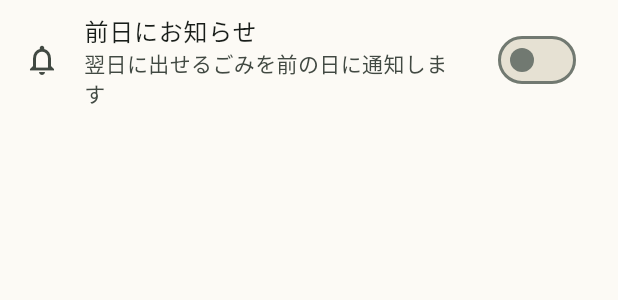
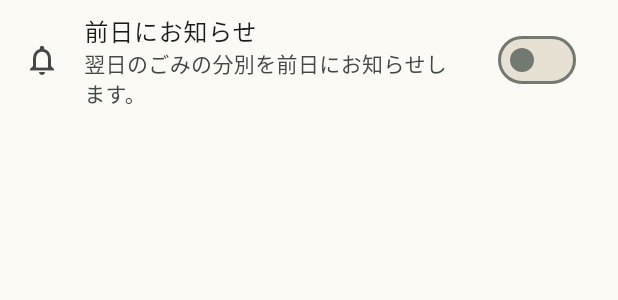
Before and after one commit to ktakada42/saitama-gomi-calendar, a Flutter app: the _NotificationTiles widget shown alone on an empty page, opened directly, on a phone screen of 412 x 824 dp. Shown: the top 300 px of the screen. Run offline on Flutter 3.47's test engine with Material 3 defaults, Android fonts, the phone set to English and light mode, and no system bars; our stand-ins replace flutter_local_notifications, flutter_riverpod, package_info_plus, share_plus, shared_preferences, timezone; accounts and stored records are empty.

Commit message:
この先の収集で日付が途中で切れないようにする
「あさって 8月11日(火)」は日付の欄（幅96）に1行では収まらず、
成り行きに任せると「あさって 8月11／日(火)」と日付の途中で切れていた。
実測すると1行で127必要で、欄に31足りない。

相対表記と日付は別のことを言っているので、切るならその境目で切る。
「あさって」55、「8月11日(火)」68。いちばん長い「12月31日(水)」でも
85なので、2行にすればどちらも欄に収まる。

あわせて、通知の説明を「翌日のごみの分別を前日にお知らせします。」に
した。設定の説明とAndroidの通知チャンネルの説明の両方。

Co-Authored-By: Claude Sonnet 5 <noreply@anthropic.com>

```diff
--- a/lib/data/notification_repository.dart
+++ b/lib/data/notification_repository.dart
@@ -48,7 +48,7 @@ class _PluginNotificationRepository implements NotificationRepository {
 
   static const _channelId = 'collection_reminder';
   static const _channelName = 'ごみ収集のお知らせ';
-  static const _channelDescription = '翌日に出せるごみを前夜にお知らせします';
+  static const _channelDescription = '翌日のごみの分別を前日にお知らせします。';
 
   static Future<NotificationRepository> open() async {
     tz_data.initializeTimeZones();
--- a/lib/features/home/home_page.dart
+++ b/lib/features/home/home_page.dart
@@ -253,7 +253,7 @@ class _UpcomingTile extends StatelessWidget {
             SizedBox(
               width: 96,
               child: Text(
-                DateLabel.headline(day.date, today),
+                DateLabel.headlineWrapped(day.date, today),
                 style: theme.textTheme.bodyMedium?.copyWith(
                   fontWeight: FontWeight.w600,
                 ),
--- a/lib/features/settings/settings_page.dart
+++ b/lib/features/settings/settings_page.dart
@@ -215,7 +215,7 @@ class _NotificationTiles extends ConsumerWidget {
         SwitchListTile(
           secondary: const Icon(Icons.notifications_outlined),
           title: const Text('前日にお知らせ'),
-          subtitle: const Text('翌日に出せるごみを前の日に通知します'),
+          subtitle: const Text('翌日のごみの分別を前日にお知らせします。'),
           value: settings.enabled,
           onChanged: (value) => _toggle(context, ref, value),
         ),
```
Also changed, not shown: lib/domain/date_label.dart (+10 -0 lines), 2 other files.
